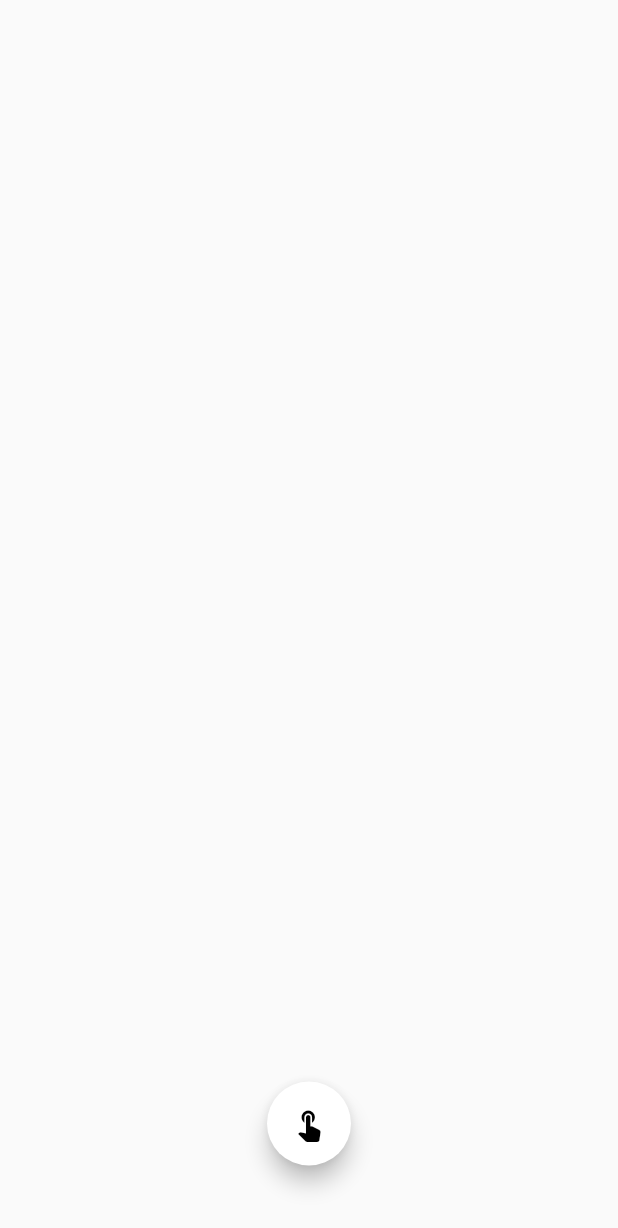
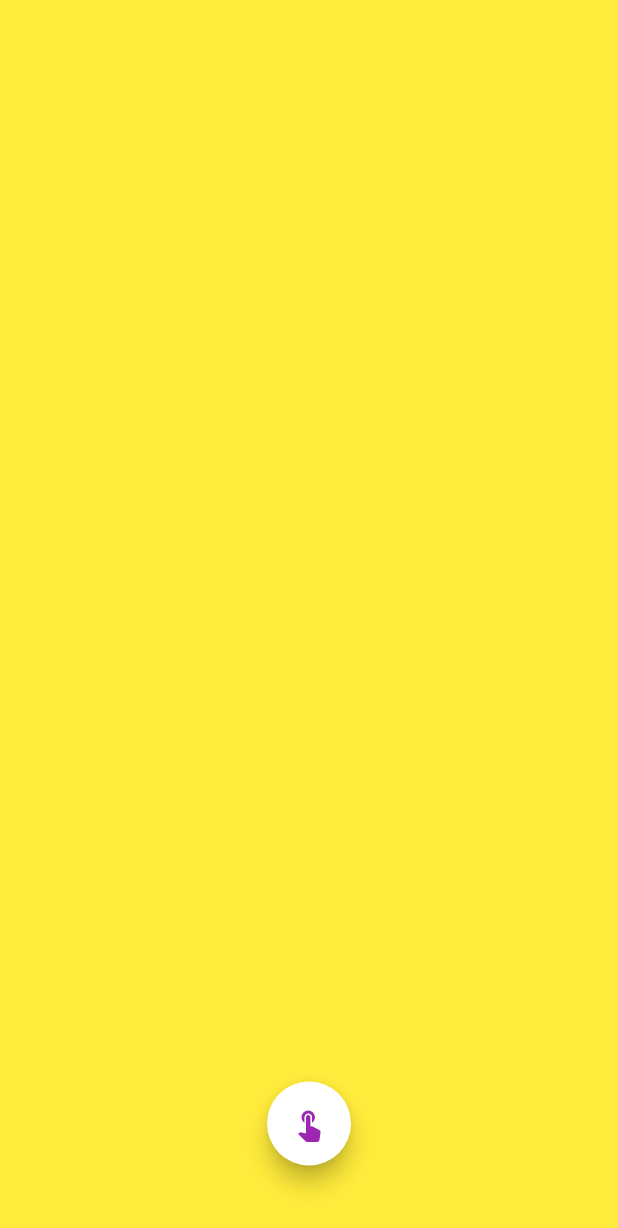
Before and after one commit to naveeramesh/flutter_ui, a Flutter app: the screen it shows after launch, on a phone screen of 412 x 824 dp. Shown: the top 1228 px of the screen. Run offline on Flutter 3.47's test engine with Material 2 defaults, Android fonts, the phone set to English and light mode, and no system bars; drawn by our look-alikes of avatar_glow; our stand-ins replace flutter_advanced_drawer, flutter_tindercard, google_fonts.

Commit message:
fix/Assistant

```diff
--- a/lib/assistant.dart
+++ b/lib/assistant.dart
@@ -1,3 +1,5 @@
+import 'dart:ui';
+
 import 'package:avatar_glow/avatar_glow.dart';
 import 'package:flutter/material.dart';
 import 'package:google_fonts/google_fonts.dart';
@@ -13,9 +15,10 @@ class _AssistantState extends State<Assistant> {
   @override
   Widget build(BuildContext context) {
     return Scaffold(
-      floatingActionButtonLocation: FloatingActionButtonLocation.centerDocked,
+        floatingActionButtonLocation:
+            FloatingActionButtonLocation.miniCenterDocked,
         floatingActionButton: AvatarGlow(
-        glowColor: Colors.red,
+          glowColor: Colors.green,
           endRadius: 75.0,
           duration: const Duration(milliseconds: 2000),
           repeatPauseDuration: const Duration(milliseconds: 100),
@@ -24,7 +27,7 @@ class _AssistantState extends State<Assistant> {
             backgroundColor: Colors.white,
             child: Icon(
               Icons.touch_app,
-            color: Colors.black,
+              color: Colors.purple,
             ),
             onPressed: () {
               showModalBottomSheet(
@@ -65,10 +68,6 @@ class _AssistantState extends State<Assistant> {
                                   Spacer(),
                                   LinearProgressIndicator(
                                     backgroundColor: Colors.red,
-                                  valueColor: AlwaysStoppedAnimation<Color>(
-                                    Colors.amber,
-                                  ),
-                                  value: 0.8,
                                   ),
                                 ],
                               ),
@@ -77,6 +76,6 @@ class _AssistantState extends State<Assistant> {
             },
           ),
         ),
-    );
+        body: Container(color: Colors.yellow));
   }
 }
```
Lines whose indentation alone changed are shown as unchanged.
